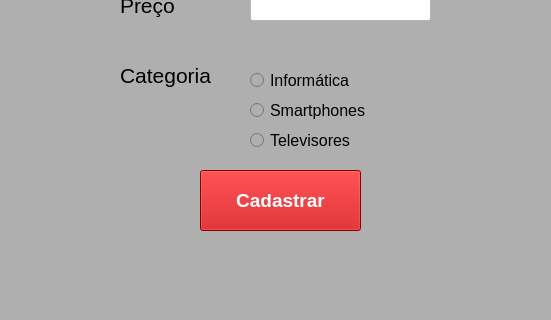
First picture: the form in interface.ui, repository Biguelini/cadastro-de-produtos, before the edit; both pictures show x 100 to 651 and y 280 to 600 of the 741 by 600 pixel window.
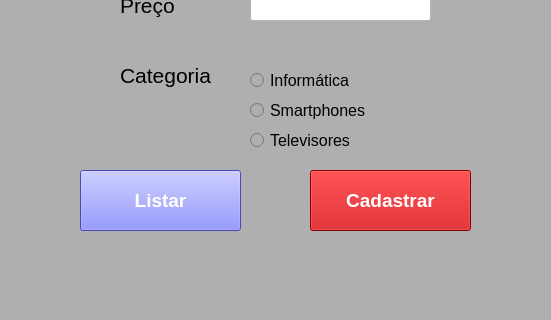
Second picture: the form after the edit.

What changed in the file:
```diff
--- a/interface.ui
+++ b/interface.ui
@@ -223,7 +223,7 @@
    <widget class="QPushButton" name="enviarbtn">
     <property name="geometry">
      <rect>
-      <x>300</x>
+      <x>410</x>
       <y>450</y>
       <width>161</width>
       <height>61</height>
@@ -244,6 +244,30 @@
      <string>Cadastrar</string>
     </property>
    </widget>
+   <widget class="QPushButton" name="listarbtn">
+    <property name="geometry">
+     <rect>
+      <x>180</x>
+      <y>450</y>
+      <width>161</width>
+      <height>61</height>
+     </rect>
+    </property>
+    <property name="font">
+     <font>
+      <pointsize>14</pointsize>
+      <weight>75</weight>
+      <bold>true</bold>
+     </font>
+    </property>
+    <property name="styleSheet">
+     <string notr="true">color: rgb(255, 255, 255);
+background-color: rgb(99, 102, 255);</string>
+    </property>
+    <property name="text">
+     <string>Listar</string>
+    </property>
+   </widget>
   </widget>
  </widget>
  <resources/>
```
